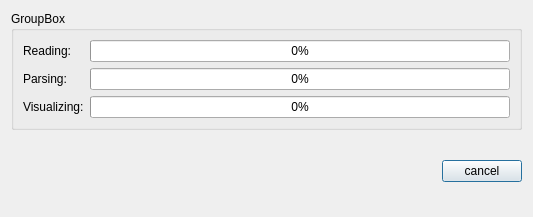
Old version of the form visualization/GUI/progressdialogform.ui in the repository sepehrgh98/PyCoolEdit.
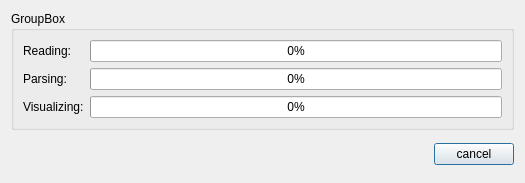
New version of the form.

```diff
--- a/visualization/GUI/progressdialogform.ui
+++ b/visualization/GUI/progressdialogform.ui
@@ -6,8 +6,8 @@
    <rect>
     <x>0</x>
     <y>0</y>
-    <width>533</width>
-    <height>217</height>
+    <width>525</width>
+    <height>183</height>
    </rect>
   </property>
   <property name="windowTitle">
```
